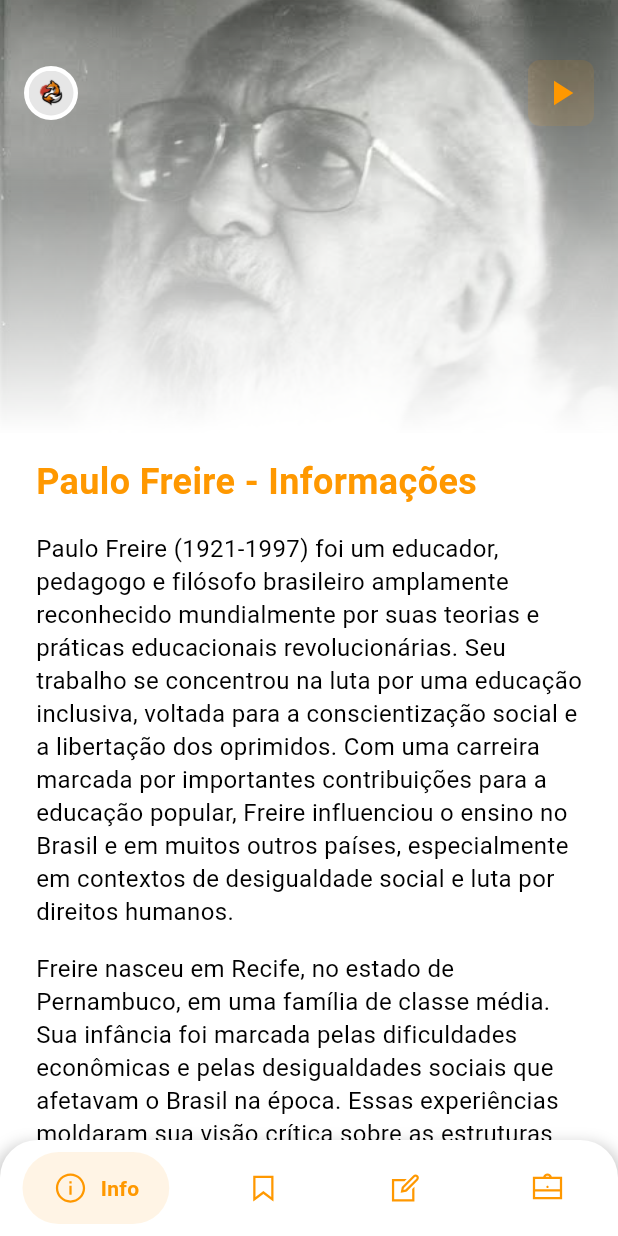
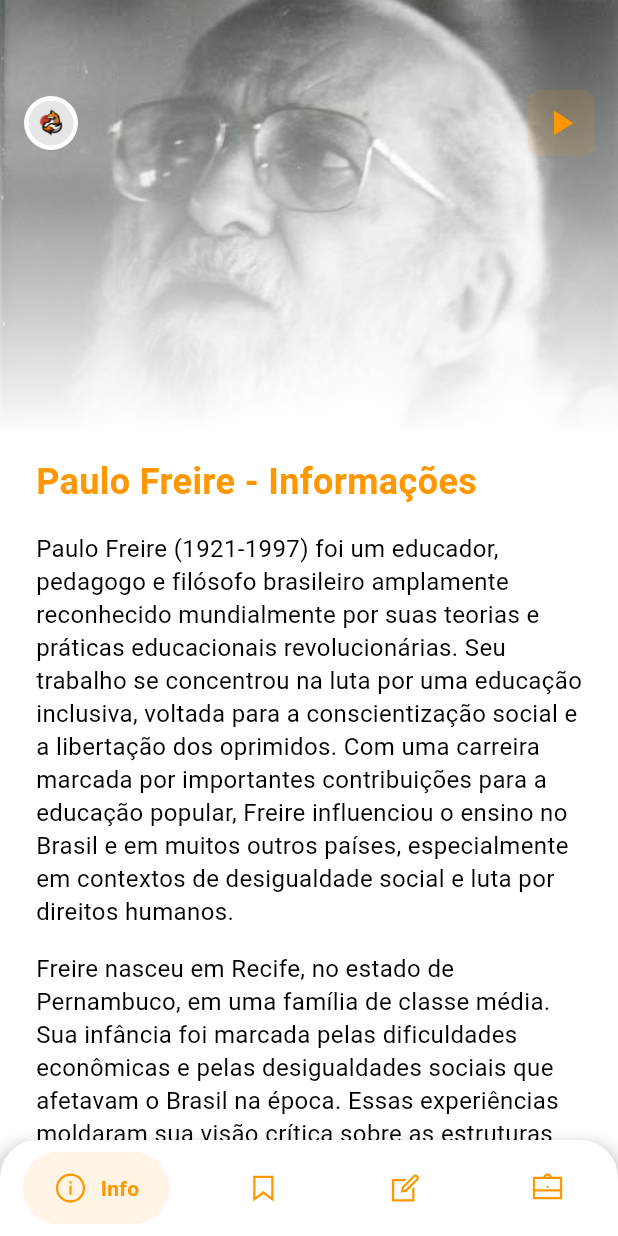
Before and after one commit to leonato-289/Paulo-Freire, a Flutter app: the screen it shows after launch, on a phone screen of 412 x 824 dp. Run offline on Flutter 3.47's test engine with Material 3 defaults, Android fonts, the light colour scheme and no system bars; drawn by our look-alikes of google_nav_bar; our stand-ins replace line_icons.

Commit message:
Salvando altera├º├Áes no projeto

```diff
--- a/lib/screens/home_screen.dart
+++ b/lib/screens/home_screen.dart
@@ -20,13 +20,6 @@
     TeoriaScreen(),
     MetodoScreen(),
     LegadoScreen(),
-  ];
-
-  static List<String> _titles = <String>[
-    'Informações',
-    'Teoria',
-    'Método',
-    'Legado',
   ];
 
   @override
@@ -71,7 +64,7 @@
               ],
             ),
             Padding(
-              padding: const EdgeInsets.only(left: 16.0, right: 16.0, top: 40.0, bottom: 8.0),
+              padding: const EdgeInsets.only(left: 16.0, right: 16.0, top: 60.0, bottom: 8.0),
               child: Align(
                 alignment: Alignment.topCenter,
                 child: Row(
@@ -111,7 +104,8 @@
             ),
           ],
         ),
-        bottomNavigationBar: Container(
+        bottomNavigationBar: SafeArea(
+          child: Container(
             decoration: BoxDecoration(
               color: Colors.white,
               borderRadius: BorderRadius.only(
@@ -176,6 +170,7 @@
             ),
           ),
         ),
+      ),
     );
   }
 }
```
Lines whose indentation alone changed are shown as unchanged.
